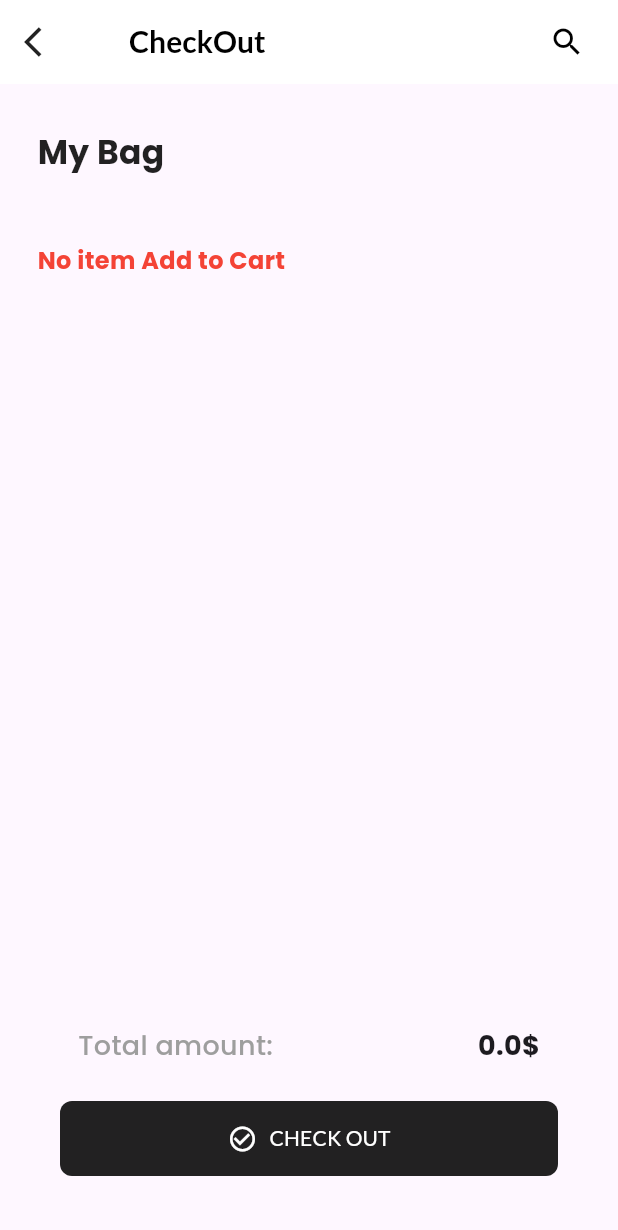
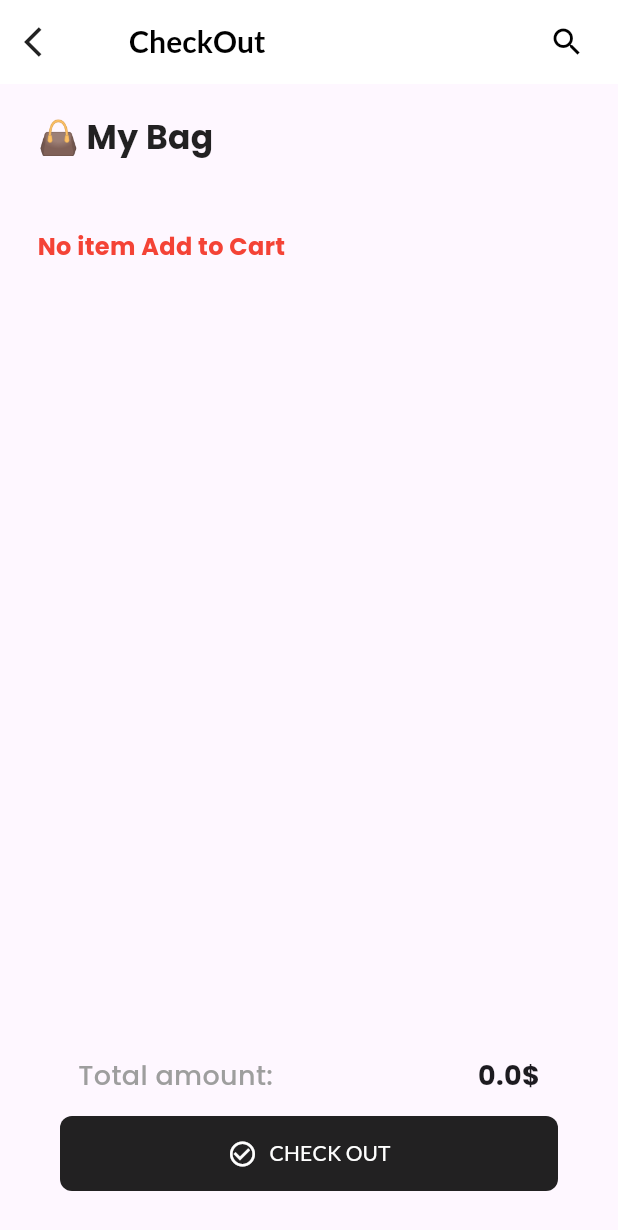
Before and after one commit to didipta/Bag_project, a Flutter app: the Addtocart screen opened by its route, on a phone screen of 412 x 824 dp. Shown: the top 1230 px of the screen. Run offline on Flutter 3.47's test engine with Material 3 defaults, Android fonts, the phone set to English and light mode, and no system bars; our stand-ins replace google_fonts; missing offline and left inert: responsive_grid_list.

Commit message:
Update Addtocart.dart

```diff
--- a/lib/Component/Addtocart.dart
+++ b/lib/Component/Addtocart.dart
@@ -61,21 +61,23 @@ class _AddtocartState extends State<Addtocart> {
           crossAxisAlignment: CrossAxisAlignment.start,
           children: [
             Container(
-              padding: EdgeInsets.only(left: 25,top:30,bottom: 15),
-             child: Text("My Bag",style: TextStyle(
+              padding: EdgeInsets.only(left: 25,top:20,bottom: 15),
+             child: Text("👜 My Bag",style: TextStyle(
                fontSize: 22,
                color: Colors.black87,
                fontWeight: FontWeight.bold,
              ),),
             ),
-          Expanded(child:addProducts.length==0?Container(
+          Expanded(child:addProducts.length==0?
+          Container(
             padding: EdgeInsets.only(left: 25,top:30,bottom: 15),
             child: Text("No item Add to Cart",style: TextStyle(
               fontSize: 16,
               color: Colors.red,
               fontWeight: FontWeight.bold,
             ),),
-          ): ResponsiveGridList(
+          ):
+          ResponsiveGridList(
             verticalGridSpacing: 10,
             horizontalGridSpacing: 10,
             horizontalGridMargin: 20,
@@ -93,7 +95,7 @@ class _AddtocartState extends State<Addtocart> {
       Center(
         child: Container(
           width: width <675 ? width:600,
-          padding: const EdgeInsets.all(40.0),
+          padding: const EdgeInsets.only(bottom: 30,top: 10,left: 40,right: 40),
           child: Column(
             mainAxisAlignment: MainAxisAlignment.center,
             crossAxisAlignment: CrossAxisAlignment.center,
@@ -111,7 +113,7 @@ class _AddtocartState extends State<Addtocart> {
                       fontWeight: FontWeight.w500,
                     ),
                   ),
-                  SizedBox(height: 50,),
+                  SizedBox(height: 30,),
                   Text(
                     // Calculate total price here
                     totalPrice().toString()+"\$", // Placeholder, replace with actual total price
```
